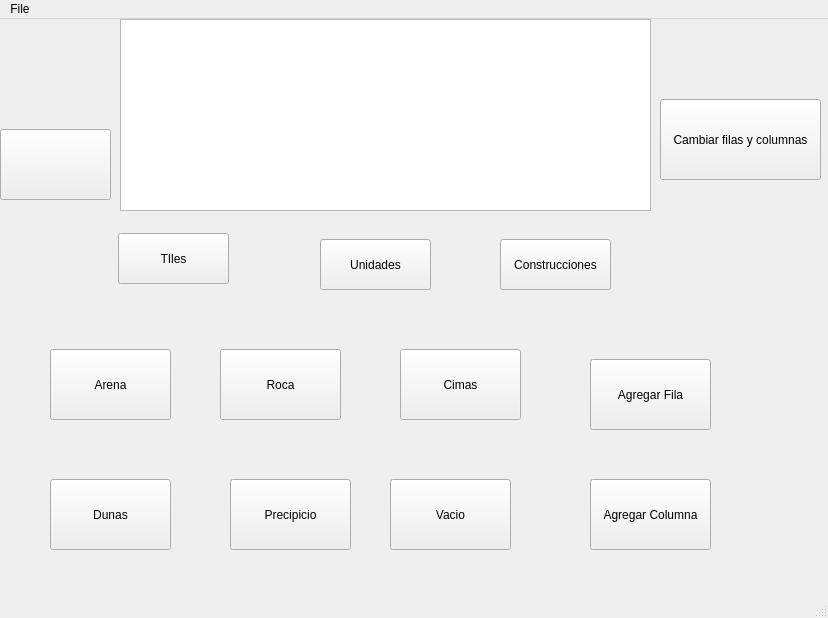
dyylanl/Dune, file Editor/mainwindow.ui: the form before one commit.
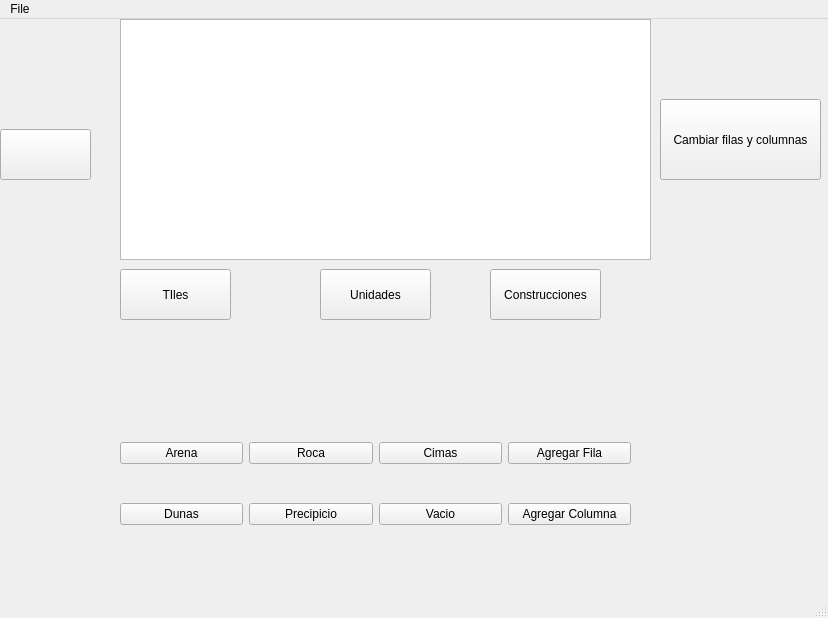
The form after the commit. Icons and pictures are not drawn.

```diff
--- a/Editor/mainwindow.ui
+++ b/Editor/mainwindow.ui
@@ -20,7 +20,7 @@
       <x>120</x>
       <y>0</y>
       <width>531</width>
-      <height>192</height>
+      <height>241</height>
      </rect>
     </property>
    </widget>
@@ -29,8 +29,8 @@
      <rect>
       <x>0</x>
       <y>110</y>
-      <width>111</width>
-      <height>71</height>
+      <width>91</width>
+      <height>51</height>
      </rect>
     </property>
     <property name="text">
@@ -51,38 +51,24 @@
     <property name="geometry">
      <rect>
       <x>0</x>
-      <y>290</y>
+      <y>350</y>
       <width>811</width>
-      <height>301</height>
+      <height>241</height>
      </rect>
     </property>
     <widget class="QWidget" name="page_tiles">
-     <widget class="QPushButton" name="button_roca">
+     <widget class="QWidget" name="">
       <property name="geometry">
        <rect>
-        <x>220</x>
+        <x>120</x>
         <y>40</y>
-        <width>121</width>
-        <height>71</height>
+        <width>511</width>
+        <height>151</height>
        </rect>
       </property>
-      <property name="text">
-       <string>Roca</string>
-      </property>
-      <property name="icon">
-       <iconset resource="resources/my_resources.qrc">
-        <normaloff>:/resources/tile_roca.png</normaloff>:/resources/tile_roca.png</iconset>
-      </property>
-     </widget>
+      <layout class="QGridLayout" name="gridLayout">
+       <item row="0" column="0">
      <widget class="QPushButton" name="button_arena">
-      <property name="geometry">
-       <rect>
-        <x>50</x>
-        <y>40</y>
-        <width>121</width>
-        <height>71</height>
-       </rect>
-      </property>
       <property name="text">
        <string>Arena</string>
       </property>
@@ -97,15 +83,20 @@
        </size>
       </property>
      </widget>
+       </item>
+       <item row="0" column="1">
+        <widget class="QPushButton" name="button_roca">
+         <property name="text">
+          <string>Roca</string>
+         </property>
+         <property name="icon">
+          <iconset resource="resources/my_resources.qrc">
+           <normaloff>:/resources/tile_roca.png</normaloff>:/resources/tile_roca.png</iconset>
+         </property>
+        </widget>
+       </item>
+       <item row="0" column="2">
      <widget class="QPushButton" name="button_cimas">
-      <property name="geometry">
-       <rect>
-        <x>400</x>
-        <y>40</y>
-        <width>121</width>
-        <height>71</height>
-       </rect>
-      </property>
       <property name="text">
        <string>Cimas</string>
       </property>
@@ -114,15 +105,16 @@
         <normaloff>:/resources/tile_cimas.png</normaloff>:/resources/tile_cimas.png</iconset>
       </property>
      </widget>
+       </item>
+       <item row="0" column="3">
+        <widget class="QPushButton" name="button_agregar_fila">
+         <property name="text">
+          <string>Agregar Fila</string>
+         </property>
+        </widget>
+       </item>
+       <item row="1" column="0">
      <widget class="QPushButton" name="button_dunas">
-      <property name="geometry">
-       <rect>
-        <x>50</x>
-        <y>170</y>
-        <width>121</width>
-        <height>71</height>
-       </rect>
-      </property>
       <property name="text">
        <string>Dunas</string>
       </property>
@@ -131,15 +123,9 @@
         <normaloff>:/resources/tile_dunas.png</normaloff>:/resources/tile_dunas.png</iconset>
       </property>
      </widget>
+       </item>
+       <item row="1" column="1">
      <widget class="QPushButton" name="button_precipicio">
-      <property name="geometry">
-       <rect>
-        <x>230</x>
-        <y>170</y>
-        <width>121</width>
-        <height>71</height>
-       </rect>
-      </property>
       <property name="text">
        <string>Precipicio</string>
       </property>
@@ -148,15 +134,9 @@
         <normaloff>:/resources/tile_precipicio.png</normaloff>:/resources/tile_precipicio.png</iconset>
       </property>
      </widget>
+       </item>
+       <item row="1" column="2">
      <widget class="QPushButton" name="button_vacio">
-      <property name="geometry">
-       <rect>
-        <x>390</x>
-        <y>170</y>
-        <width>121</width>
-        <height>71</height>
-       </rect>
-      </property>
       <property name="text">
        <string>Vacio</string>
       </property>
@@ -165,31 +145,15 @@
         <normaloff>:/resources/tile_vacio.jpg</normaloff>:/resources/tile_vacio.jpg</iconset>
       </property>
      </widget>
+       </item>
+       <item row="1" column="3">
      <widget class="QPushButton" name="button_columna">
-      <property name="geometry">
-       <rect>
-        <x>590</x>
-        <y>170</y>
-        <width>121</width>
-        <height>71</height>
-       </rect>
-      </property>
       <property name="text">
        <string>Agregar Columna</string>
       </property>
      </widget>
-     <widget class="QPushButton" name="button_agregar_fila">
-      <property name="geometry">
-       <rect>
-        <x>590</x>
-        <y>50</y>
-        <width>121</width>
-        <height>71</height>
-       </rect>
-      </property>
-      <property name="text">
-       <string>Agregar Fila</string>
-      </property>
+       </item>
+      </layout>
      </widget>
     </widget>
     <widget class="QWidget" name="page_unidades"/>
@@ -198,8 +162,8 @@
    <widget class="QPushButton" name="button_tiles">
     <property name="geometry">
      <rect>
-      <x>118</x>
-      <y>214</y>
+      <x>120</x>
+      <y>250</y>
       <width>111</width>
       <height>51</height>
      </rect>
@@ -212,7 +176,7 @@
     <property name="geometry">
      <rect>
       <x>320</x>
-      <y>220</y>
+      <y>250</y>
       <width>111</width>
       <height>51</height>
      </rect>
@@ -224,8 +188,8 @@
    <widget class="QPushButton" name="button_construcciones">
     <property name="geometry">
      <rect>
-      <x>500</x>
-      <y>220</y>
+      <x>490</x>
+      <y>250</y>
       <width>111</width>
       <height>51</height>
      </rect>
```
Left out of the diff: 16 changed lines with no effect on the pictures. Lines whose indentation alone changed are shown as unchanged.
